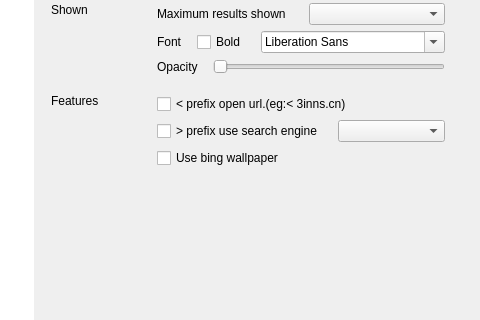
First picture: the form in src/view/SettingWidget.ui, repository tujiaw/Acc, before the edit; both pictures show x 116 to 596 and y 90 to 410 of the 596 by 582 pixel window.
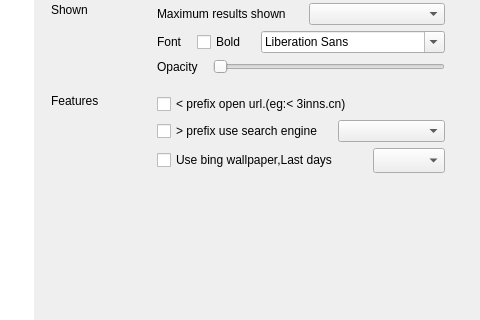
Second picture: the form after the edit.

What changed in the file:
```diff
--- a/src/view/SettingWidget.ui
+++ b/src/view/SettingWidget.ui
@@ -355,10 +355,47 @@
               </layout>
              </item>
              <item>
-              <widget class="QCheckBox" name="cbUseBing">
-               <property name="text">
-                <string>Use bing wallpaper</string>
+              <widget class="QWidget" name="widget" native="true">
+               <property name="minimumSize">
+                <size>
+                 <width>0</width>
+                 <height>25</height>
+                </size>
                </property>
+               <layout class="QHBoxLayout" name="horizontalLayout_12" stretch="1,0">
+                <property name="spacing">
+                 <number>0</number>
+                </property>
+                <property name="leftMargin">
+                 <number>0</number>
+                </property>
+                <property name="topMargin">
+                 <number>0</number>
+                </property>
+                <property name="rightMargin">
+                 <number>0</number>
+                </property>
+                <property name="bottomMargin">
+                 <number>0</number>
+                </property>
+                <item>
+                 <widget class="QCheckBox" name="cbUseBing">
+                  <property name="text">
+                   <string>Use bing wallpaper,Last days</string>
+                  </property>
+                 </widget>
+                </item>
+                <item>
+                 <widget class="QComboBox" name="cbWallpaperIndex">
+                  <property name="sizePolicy">
+                   <sizepolicy hsizetype="Preferred" vsizetype="Preferred">
+                    <horstretch>0</horstretch>
+                    <verstretch>0</verstretch>
+                   </sizepolicy>
+                  </property>
+                 </widget>
+                </item>
+               </layout>
               </widget>
              </item>
             </layout>
```
